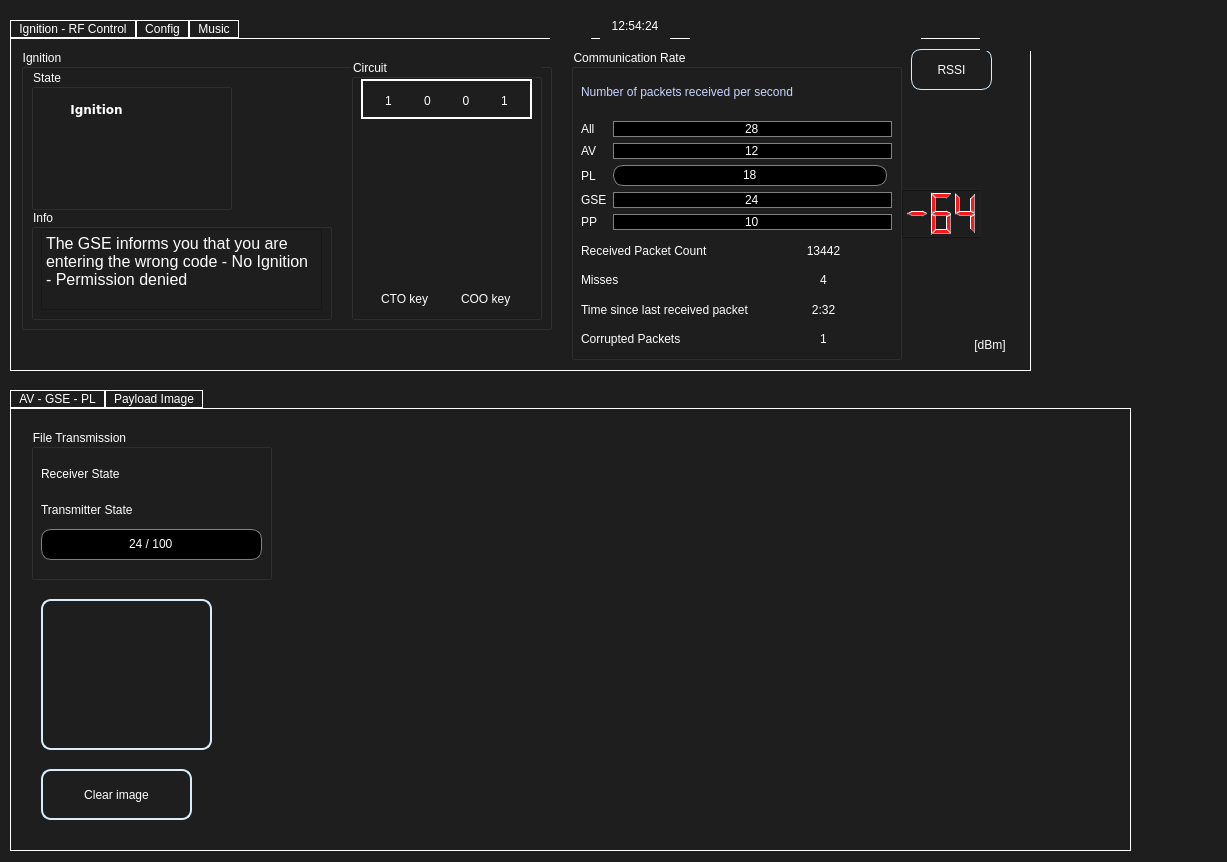
MorgesHAB/ERT2020GS, file UI/ui_file/LioTest.ui: the form before one commit.
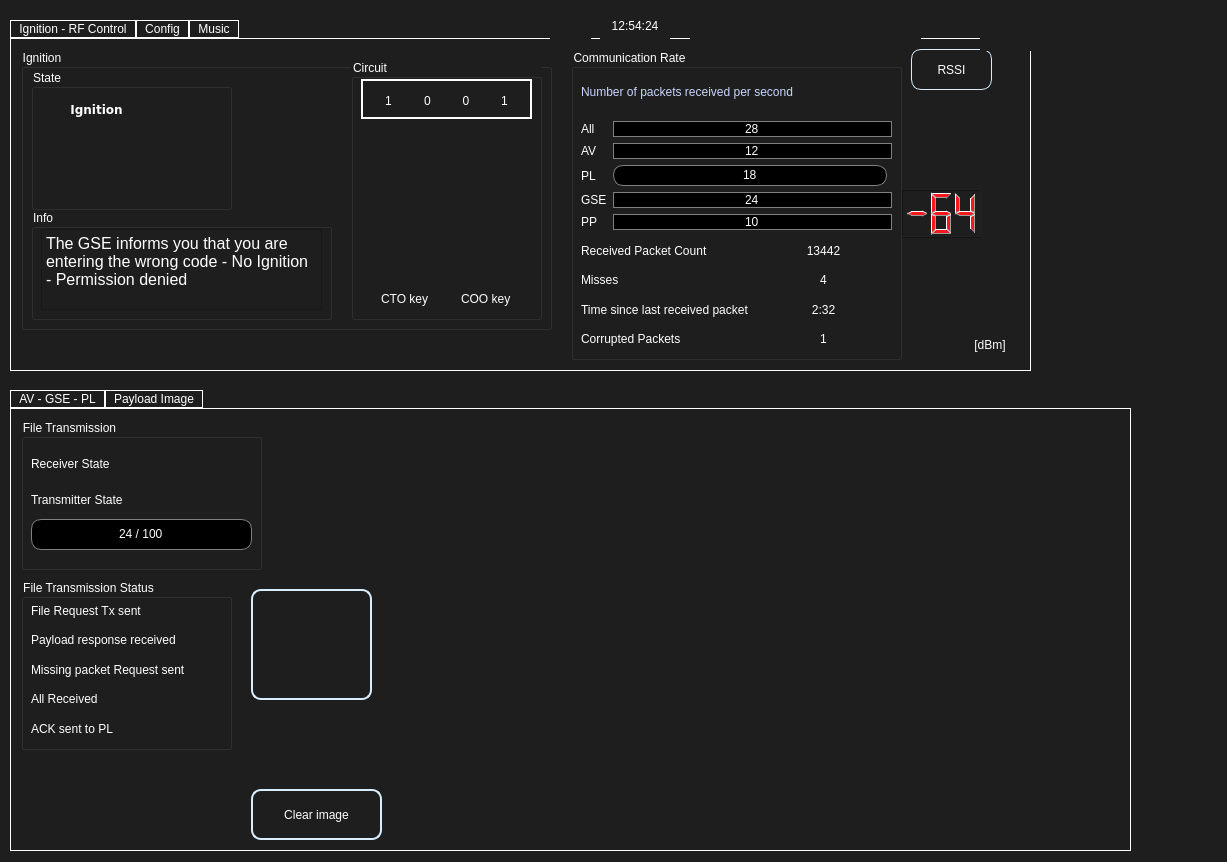
The form after the commit. Icons and pictures are not drawn.

Commit message: FileTx state panel

What changed in the file:
```diff
--- a/UI/ui_file/LioTest.ui
+++ b/UI/ui_file/LioTest.ui
@@ -2404,9 +2404,9 @@
     <widget class="QLabel" name="PL_image_display">
      <property name="geometry">
       <rect>
-       <x>300</x>
+       <x>380</x>
        <y>20</y>
-       <width>801</width>
+       <width>721</width>
        <height>411</height>
       </rect>
      </property>
@@ -2423,16 +2423,16 @@
     <widget class="QPushButton" name="file_transmission_button">
      <property name="geometry">
       <rect>
-       <x>30</x>
-       <y>190</y>
-       <width>171</width>
-       <height>151</height>
+       <x>240</x>
+       <y>180</y>
+       <width>121</width>
+       <height>111</height>
       </rect>
      </property>
      <property name="styleSheet">
       <string notr="true">QPushButton{
 qproperty-icon: url(:/assets/PLimg.png);
-qproperty-iconSize: 154px;
+qproperty-iconSize: 120px;
 font: 18pt &quot;MS Shell Dlg 2&quot;;
 border: 2px solid;
 border-color: rgb(215, 237, 252);
@@ -2456,8 +2456,8 @@
     <widget class="QGroupBox" name="groupBox_8">
      <property name="geometry">
       <rect>
-       <x>20</x>
-       <y>20</y>
+       <x>10</x>
+       <y>10</y>
        <width>241</width>
        <height>151</height>
       </rect>
@@ -2567,9 +2567,9 @@
     <widget class="QPushButton" name="clear_image">
      <property name="geometry">
       <rect>
-       <x>30</x>
-       <y>360</y>
-       <width>151</width>
+       <x>240</x>
+       <y>380</y>
+       <width>131</width>
        <height>51</height>
       </rect>
      </property>
@@ -2577,7 +2577,7 @@
       <string notr="true">QPushButton{
 qproperty-icon: url(:/assets/clear.png);
 qproperty-iconSize: 30px;
-font: 14pt &quot;MS Shell Dlg 2&quot;;
+font: 12pt &quot;MS Shell Dlg 2&quot;;
 border: 2px solid;
 border-color: rgb(215, 237, 252);
 border-radius: 10px;
@@ -2597,6 +2597,149 @@
       <string>Clear image</string>
      </property>
     </widget>
+    <widget class="QPushButton" name="PL_image_abort">
+     <property name="geometry">
+      <rect>
+       <x>290</x>
+       <y>50</y>
+       <width>61</width>
+       <height>61</height>
+      </rect>
+     </property>
+     <property name="styleSheet">
+      <string notr="true">QPushButton {
+image: url(:/assets/emergency.png);
+width: 60px;
+border-radius: 30px;
+}
+QPushButton:hover {
+background-color: rgb(250, 191, 1); 
+}
+QPushButton:pressed {
+background-color: rgb(0, 255, 127);
+}
+</string>
+     </property>
+     <property name="text">
+      <string/>
+     </property>
+    </widget>
+    <widget class="QGroupBox" name="groupBox_12">
+     <property name="geometry">
+      <rect>
+       <x>10</x>
+       <y>170</y>
+       <width>211</width>
+       <height>171</height>
+      </rect>
+     </property>
+     <property name="title">
+      <string>File Transmission Status</string>
+     </property>
+     <widget class="QWidget" name="gridLayoutWidget_9">
+      <property name="geometry">
+       <rect>
+        <x>10</x>
+        <y>20</y>
+        <width>191</width>
+        <height>141</height>
+       </rect>
+      </property>
+      <layout class="QGridLayout" name="gridLayout_18">
+       <item row="0" column="1">
+        <widget class="QLabel" name="PL_state_file_Tx_sent">
+         <property name="styleSheet">
+          <string notr="true">image: url(:/assets/refresh.png);</string>
+         </property>
+         <property name="text">
+          <string/>
+         </property>
+        </widget>
+       </item>
+       <item row="2" column="0">
+        <widget class="QLabel" name="label_97">
+         <property name="text">
+          <string>Missing packet Request sent</string>
+         </property>
+        </widget>
+       </item>
+       <item row="1" column="0">
+        <widget class="QLabel" name="label_100">
+         <property name="styleSheet">
+          <string notr="true"/>
+         </property>
+         <property name="text">
+          <string>Payload response received</string>
+         </property>
+        </widget>
+       </item>
+       <item row="1" column="1">
+        <widget class="QLabel" name="PL_state_payload_response">
+         <property name="styleSheet">
+          <string notr="true">image: url(:/assets/refresh.png);</string>
+         </property>
+         <property name="text">
+          <string/>
+         </property>
+        </widget>
+       </item>
+       <item row="3" column="0">
+        <widget class="QLabel" name="label_98">
+         <property name="text">
+          <string>All Received</string>
+         </property>
+        </widget>
+       </item>
+       <item row="0" column="0">
+        <widget class="QLabel" name="label_99">
+         <property name="styleSheet">
+          <string notr="true"/>
+         </property>
+         <property name="text">
+          <string>File Request Tx sent</string>
+         </property>
+        </widget>
+       </item>
+       <item row="2" column="1">
+        <widget class="QLabel" name="PL_state_missing_request_sent">
+         <property name="styleSheet">
+          <string notr="true">image: url(:/assets/refresh.png);</string>
+         </property>
+         <property name="text">
+          <string/>
+         </property>
+        </widget>
+       </item>
+       <item row="3" column="1">
+        <widget class="QLabel" name="PL_state_all_received">
+         <property name="styleSheet">
+          <string notr="true">image: url(:/assets/refresh.png);</string>
+         </property>
+         <property name="text">
+          <string/>
+         </property>
+        </widget>
+       </item>
+       <item row="4" column="0">
+        <widget class="QLabel" name="label_105">
+         <property name="text">
+          <string>ACK sent to PL</string>
+         </property>
+        </widget>
+       </item>
+       <item row="4" column="1">
+        <widget class="QLabel" name="PL_state_ack_sent">
+         <property name="styleSheet">
+          <string notr="true">image: url(:/assets/refresh.png);</string>
+         </property>
+         <property name="text">
+          <string/>
+         </property>
+        </widget>
+       </item>
+      </layout>
+     </widget>
+    </widget>
    </widget>
   </widget>
   <widget class="QLabel" name="label_29">
```
Left out of the diff: 38 changed lines with no effect on the pictures. The commit also changes 18 other files.
